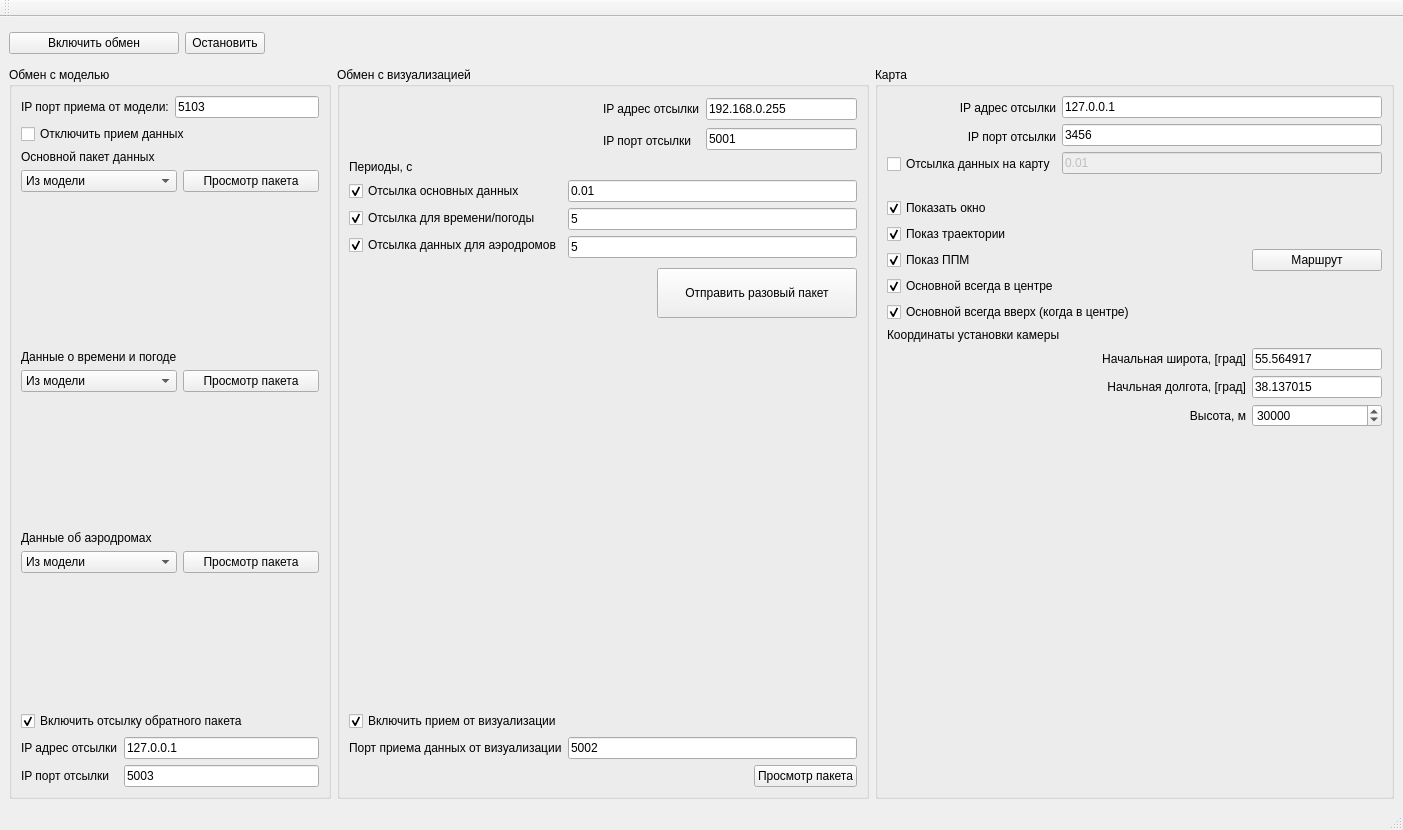
Old version of the form untitled/mainwindow.ui in the repository katherinr/desktop_wrapper.
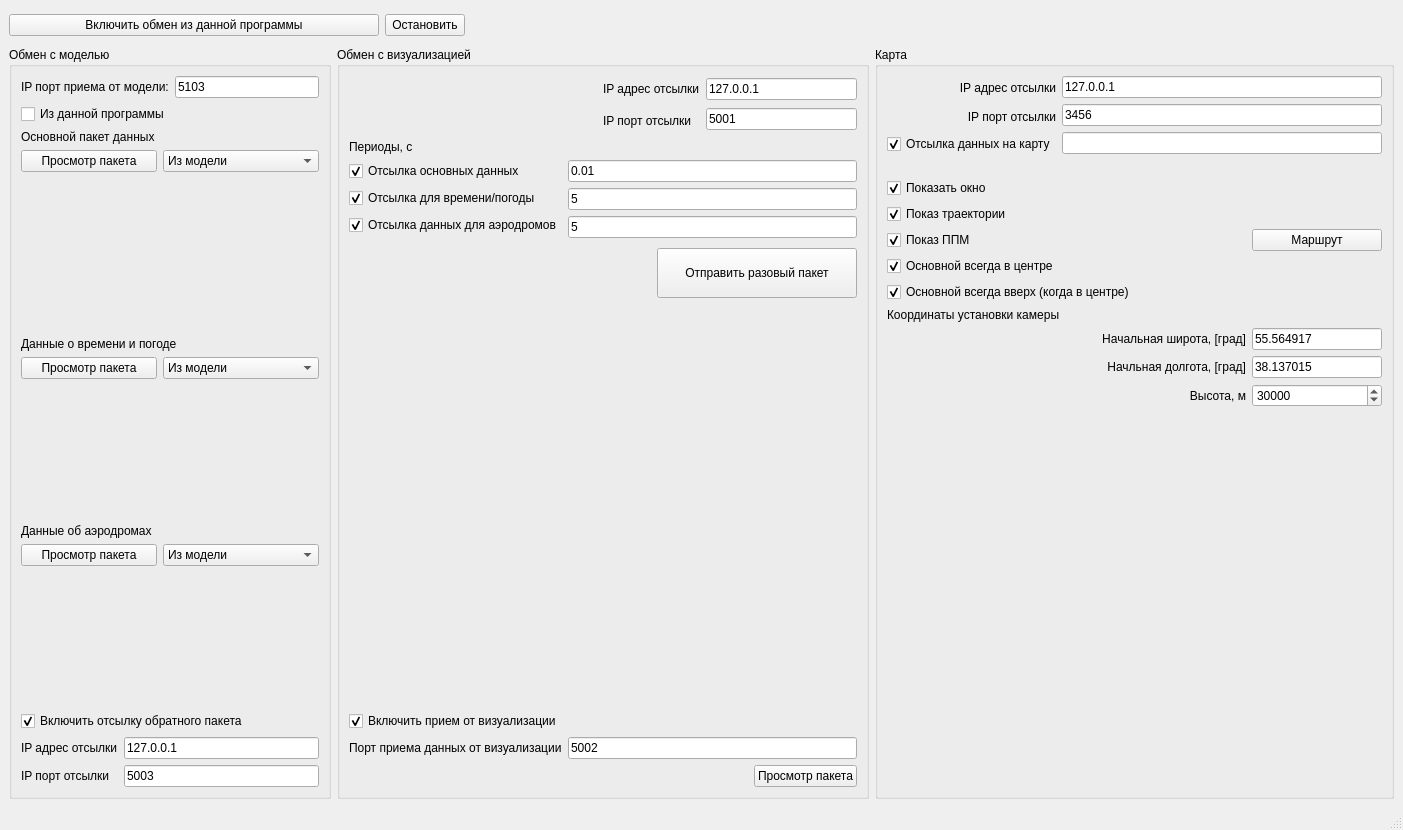
New version of the form.

The edit to the form file:
```diff
--- a/untitled/mainwindow.ui
+++ b/untitled/mainwindow.ui
@@ -30,18 +30,18 @@
         </property>
         <property name="minimumSize">
          <size>
-          <width>170</width>
+          <width>370</width>
           <height>0</height>
          </size>
         </property>
         <property name="maximumSize">
          <size>
-          <width>170</width>
+          <width>270</width>
           <height>16777215</height>
          </size>
         </property>
         <property name="text">
-         <string>Включить обмен</string>
+         <string>Включить обмен из данной программы</string>
         </property>
         <property name="checkable">
          <bool>false</bool>
@@ -56,6 +56,9 @@
       </item>
       <item>
        <widget class="QPushButton" name="stopPB">
+        <property name="enabled">
+         <bool>true</bool>
+        </property>
         <property name="text">
          <string>Остановить</string>
         </property>
@@ -71,8 +74,8 @@
         </property>
         <property name="sizeHint" stdset="0">
          <size>
-          <width>1078</width>
-          <height>35</height>
+          <width>858</width>
+          <height>32</height>
          </size>
         </property>
        </spacer>
@@ -111,7 +114,7 @@
          <item>
           <widget class="QCheckBox" name="stopReceivingMain">
            <property name="text">
-            <string>Отключить прием данных</string>
+            <string>Из данной программы</string>
            </property>
            <property name="checked">
             <bool>false</bool>
@@ -129,23 +132,6 @@
           <layout class="QVBoxLayout" name="verticalLayout_7">
            <item>
             <layout class="QHBoxLayout" name="horizontalLayout_8">
-             <item>
-              <widget class="QComboBox" name="mainiComboBox">
-               <property name="currentIndex">
-                <number>0</number>
-               </property>
-               <item>
-                <property name="text">
-                 <string>Из модели</string>
-                </property>
-               </item>
-               <item>
-                <property name="text">
-                 <string>Из данной программы</string>
-                </property>
-               </item>
-              </widget>
-             </item>
              <item>
               <widget class="QPushButton" name="mainVisPushButton">
                <property name="enabled">
@@ -156,6 +142,23 @@
                </property>
               </widget>
              </item>
+             <item>
+              <widget class="QComboBox" name="mainiComboBox">
+               <property name="currentIndex">
+                <number>0</number>
+               </property>
+               <item>
+                <property name="text">
+                 <string>Из модели</string>
+                </property>
+               </item>
+               <item>
+                <property name="text">
+                 <string>Из данной программы</string>
+                </property>
+               </item>
+              </widget>
+             </item>
             </layout>
            </item>
            <item>
@@ -184,23 +187,6 @@
            </item>
            <item>
             <layout class="QHBoxLayout" name="horizontalLayout_7">
-             <item>
-              <widget class="QComboBox" name="meteoComboBox">
-               <property name="currentIndex">
-                <number>0</number>
-               </property>
-               <item>
-                <property name="text">
-                 <string>Из модели</string>
-                </property>
-               </item>
-               <item>
-                <property name="text">
-                 <string>Из данной программы</string>
-                </property>
-               </item>
-              </widget>
-             </item>
              <item>
               <widget class="QPushButton" name="meteoPushButton">
                <property name="text">
@@ -208,6 +194,23 @@
                </property>
               </widget>
              </item>
+             <item>
+              <widget class="QComboBox" name="meteoComboBox">
+               <property name="currentIndex">
+                <number>0</number>
+               </property>
+               <item>
+                <property name="text">
+                 <string>Из модели</string>
+                </property>
+               </item>
+               <item>
+                <property name="text">
+                 <string>Из данной программы</string>
+                </property>
+               </item>
+              </widget>
+             </item>
             </layout>
            </item>
            <item>
@@ -236,23 +239,6 @@
            </item>
            <item>
             <layout class="QHBoxLayout" name="horizontalLayout_6">
-             <item>
-              <widget class="QComboBox" name="aerodrCB">
-               <property name="currentIndex">
-                <number>0</number>
-               </property>
-               <item>
-                <property name="text">
-                 <string>Из модели</string>
-                </property>
-               </item>
-               <item>
-                <property name="text">
-                 <string>Из данной программы</string>
-                </property>
-               </item>
-              </widget>
-             </item>
              <item>
               <widget class="QPushButton" name="AerodromsLightsPB">
                <property name="text">
@@ -260,6 +246,23 @@
                </property>
               </widget>
              </item>
+             <item>
+              <widget class="QComboBox" name="aerodrCB">
+               <property name="currentIndex">
+                <number>0</number>
+               </property>
+               <item>
+                <property name="text">
+                 <string>Из модели</string>
+                </property>
+               </item>
+               <item>
+                <property name="text">
+                 <string>Из данной программы</string>
+                </property>
+               </item>
+              </widget>
+             </item>
             </layout>
            </item>
            <item>
@@ -395,7 +398,7 @@
                <item>
                 <widget class="QLineEdit" name="sendIPEdit">
                  <property name="text">
-                  <string>192.168.0.255</string>
+                  <string>127.0.0.1</string>
                  </property>
                  <property name="alignment">
                   <set>Qt::AlignLeading|Qt::AlignLeft|Qt::AlignVCenter</set>
@@ -667,6 +670,9 @@
                <property name="text">
                 <string>Отсылка данных на карту</string>
                </property>
+               <property name="checked">
+                <bool>true</bool>
+               </property>
               </widget>
              </item>
             </layout>
@@ -699,7 +705,7 @@
              <item>
               <widget class="QLineEdit" name="timeMap">
                <property name="enabled">
-                <bool>false</bool>
+                <bool>true</bool>
                </property>
                <property name="contextMenuPolicy">
                 <enum>Qt::ActionsContextMenu</enum>
@@ -710,6 +716,9 @@
                <property name="text">
                 <string>0.01</string>
                </property>
+               <property name="echoMode">
+                <enum>QLineEdit::NoEcho</enum>
+               </property>
                <property name="alignment">
                 <set>Qt::AlignLeading|Qt::AlignLeft|Qt::AlignVCenter</set>
                </property>
@@ -945,17 +954,6 @@
    </layout>
   </widget>
   <widget class="QStatusBar" name="statusbar"/>
-  <widget class="QToolBar" name="toolBar">
-   <property name="windowTitle">
-    <string>toolBar</string>
-   </property>
-   <attribute name="toolBarArea">
-    <enum>TopToolBarArea</enum>
-   </attribute>
-   <attribute name="toolBarBreak">
-    <bool>false</bool>
-   </attribute>
-  </widget>
  </widget>
  <resources/>
  <connections/>
```
Left out of the diff: 4 changed lines with no effect on the pictures.
